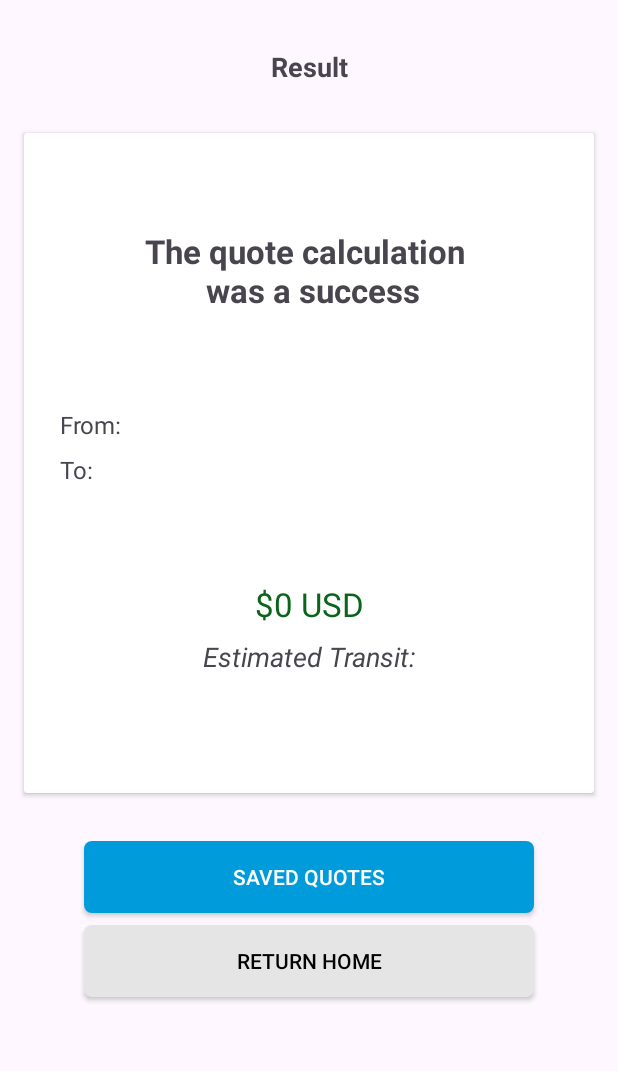
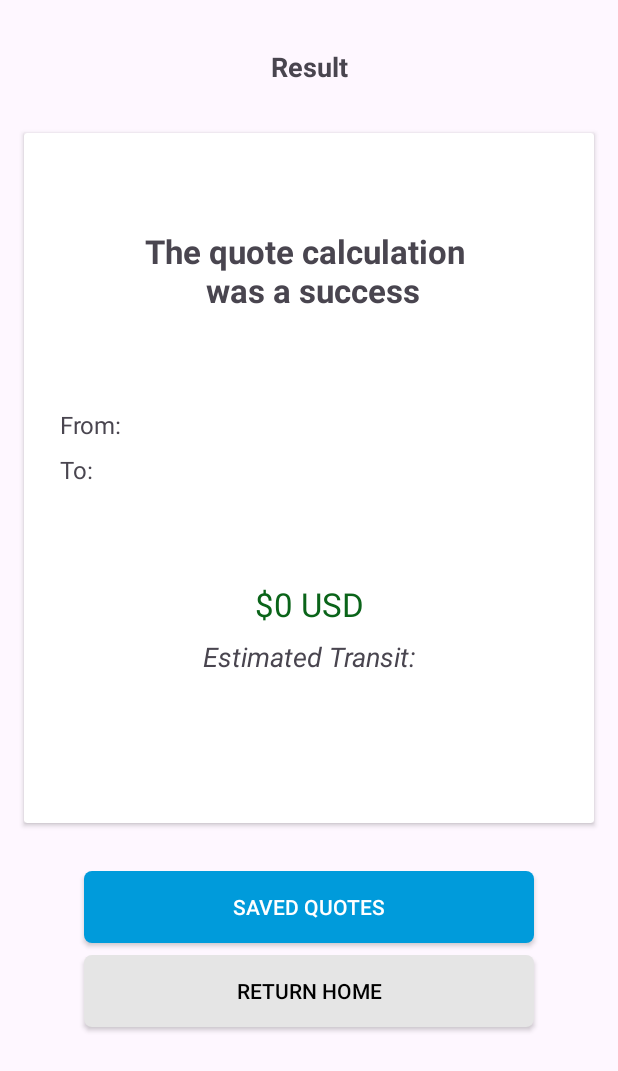
Before and after one commit to edu-flores/pricing-android-app, an Android app: the ResultActivity screen opened directly, with no data from a screen before it, on a phone screen of 412 x 824 dp. Shown: the top 1071 px of the screen. Run offline under Robolectric (Android 15) with nearby library versions, the phone set to English and light mode, and no system bars.

Commit message:
improve design

```diff
--- a/app/src/main/res/layout/quote_history.xml
+++ b/app/src/main/res/layout/quote_history.xml
@@ -34,7 +34,7 @@
     <androidx.recyclerview.widget.RecyclerView
         android:id="@+id/historyRecyclerView"
         android:layout_width="0dp"
-        android:layout_height="500dp"
+        android:layout_height="530dp"
         android:layout_marginTop="32dp"
         tools:listitem="@layout/quote_item"
         app:layout_constraintEnd_toStartOf="@+id/guideline8"
--- a/app/src/main/res/layout/quote_result.xml
+++ b/app/src/main/res/layout/quote_result.xml
@@ -34,7 +34,7 @@
     <androidx.cardview.widget.CardView
         android:id="@+id/cardView2"
         android:layout_width="0dp"
-        android:layout_height="440dp"
+        android:layout_height="460dp"
         android:layout_marginTop="32dp"
         app:layout_constraintEnd_toStartOf="@+id/guideline6"
         app:layout_constraintStart_toStartOf="@+id/guideline5"
```
